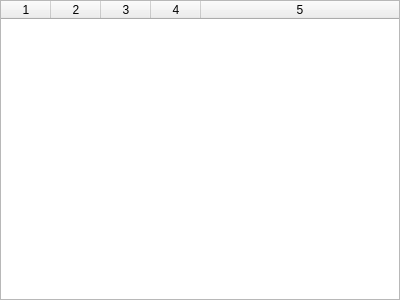
Qt form gui/gui/widgets/processstateview.ui (einsteinly/CAUV_old_software) before a commit.
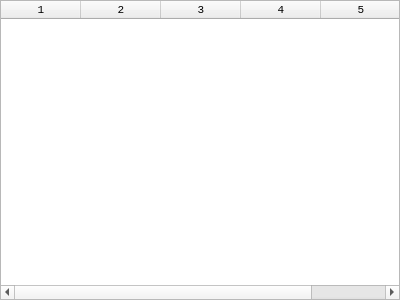
The same form after that commit.

Commit message: Added xbox support Moved ProcessStateView to a tab

The edit to the form file:
```diff
--- a/gui/gui/widgets/processstateview.ui
+++ b/gui/gui/widgets/processstateview.ui
@@ -1,7 +1,7 @@
 <?xml version="1.0" encoding="UTF-8"?>
 <ui version="4.0">
  <class>ProcessStateView</class>
- <widget class="QDockWidget" name="ProcessStateView">
+ <widget class="QWidget" name="ProcessStateView">
   <property name="geometry">
    <rect>
     <x>0</x>
@@ -13,13 +13,18 @@
   <property name="windowTitle">
    <string>Processes</string>
   </property>
-  <widget class="QWidget" name="dockWidgetContents">
    <layout class="QHBoxLayout" name="horizontalLayout">
     <property name="margin">
      <number>0</number>
     </property>
     <item>
      <widget class="QTableWidget" name="tableWidget">
+     <property name="font">
+      <font>
+       <family>Monospace</family>
+       <pointsize>8</pointsize>
+      </font>
+     </property>
       <property name="editTriggers">
        <set>QAbstractItemView::NoEditTriggers</set>
       </property>
@@ -42,10 +47,10 @@
        <number>5</number>
       </property>
       <attribute name="horizontalHeaderDefaultSectionSize">
-       <number>50</number>
+      <number>80</number>
       </attribute>
       <attribute name="horizontalHeaderMinimumSectionSize">
-       <number>10</number>
+      <number>50</number>
       </attribute>
       <attribute name="horizontalHeaderStretchLastSection">
        <bool>true</bool>
@@ -60,10 +65,10 @@
        <bool>true</bool>
       </attribute>
       <attribute name="horizontalHeaderMinimumSectionSize">
-       <number>10</number>
+      <number>50</number>
       </attribute>
       <attribute name="horizontalHeaderDefaultSectionSize">
-       <number>50</number>
+      <number>80</number>
       </attribute>
       <column/>
       <column/>
@@ -73,7 +78,6 @@
      </widget>
     </item>
    </layout>
-  </widget>
  </widget>
  <resources/>
  <connections/>
```
Lines whose indentation alone changed are shown as unchanged. The commit also changes 9 other files.
